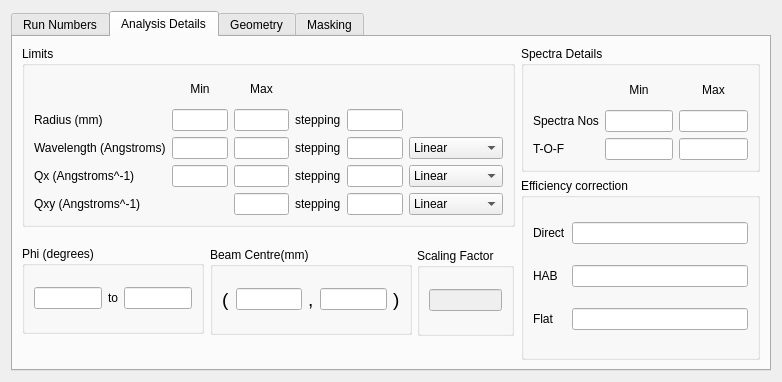
Qt form Code/qtiplot/MantidQt/CustomInterfaces/inc/SANSRunWindow.ui (mantidproject/mantid) before a commit.
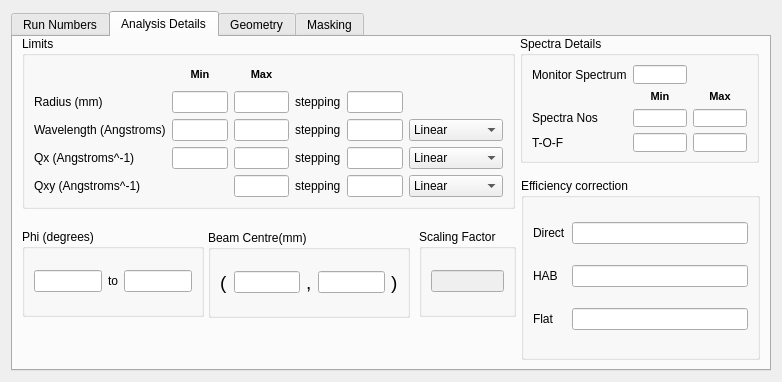
The same form after that commit. The open tabs and pages were chosen to show the change.

Commit message: Further changes to SANS GUI for SANS2D. Re #636

The edit to the form file:
```diff
--- a/Code/qtiplot/MantidQt/CustomInterfaces/inc/SANSRunWindow.ui
+++ b/Code/qtiplot/MantidQt/CustomInterfaces/inc/SANSRunWindow.ui
@@ -925,9 +925,9 @@
        <property name="geometry" >
         <rect>
          <x>9</x>
-         <y>9</y>
+         <y>-1</y>
          <width>493</width>
-         <height>181</height>
+         <height>173</height>
         </rect>
        </property>
        <property name="title" >
@@ -1006,7 +1006,11 @@
         <item row="0" column="3" >
          <widget class="QLabel" name="label_23" >
           <property name="text" >
-           <string>Max</string>
+           <string>&lt;!DOCTYPE HTML PUBLIC "-//W3C//DTD HTML 4.0//EN" "http://www.w3.org/TR/REC-html40/strict.dtd">
+&lt;html>&lt;head>&lt;meta name="qrichtext" content="1" />&lt;style type="text/css">
+p, li { white-space: pre-wrap; }
+&lt;/style>&lt;/head>&lt;body style=" font-family:'MS Shell Dlg 2'; font-size:8.25pt; font-weight:400; font-style:normal;">
+&lt;p style=" margin-top:0px; margin-bottom:0px; margin-left:0px; margin-right:0px; -qt-block-indent:0; text-indent:0px;">&lt;span style=" font-size:8pt; font-weight:600;">Max&lt;/span>&lt;/p>&lt;/body>&lt;/html></string>
           </property>
           <property name="alignment" >
            <set>Qt::AlignCenter</set>
@@ -1107,7 +1111,11 @@
         <item row="0" column="1" >
          <widget class="QLabel" name="label_13" >
           <property name="text" >
-           <string>Min</string>
+           <string>&lt;!DOCTYPE HTML PUBLIC "-//W3C//DTD HTML 4.0//EN" "http://www.w3.org/TR/REC-html40/strict.dtd">
+&lt;html>&lt;head>&lt;meta name="qrichtext" content="1" />&lt;style type="text/css">
+p, li { white-space: pre-wrap; }
+&lt;/style>&lt;/head>&lt;body style=" font-family:'MS Shell Dlg 2'; font-size:8.25pt; font-weight:400; font-style:normal;">
+&lt;p style=" margin-top:0px; margin-bottom:0px; margin-left:0px; margin-right:0px; -qt-block-indent:0; text-indent:0px;">&lt;span style=" font-size:8pt; font-weight:600;">Min&lt;/span>&lt;/p>&lt;/body>&lt;/html></string>
           </property>
           <property name="alignment" >
            <set>Qt::AlignCenter</set>
@@ -1119,62 +1127,80 @@
       <widget class="QGroupBox" name="groupBox_5" >
        <property name="geometry" >
         <rect>
-         <x>508</x>
-         <y>9</y>
+         <x>507</x>
+         <y>-1</y>
          <width>239</width>
-         <height>126</height>
+         <height>127</height>
         </rect>
        </property>
        <property name="title" >
         <string>Spectra Details</string>
        </property>
        <layout class="QGridLayout" name="gridLayout_3" >
-        <item row="1" column="1" >
+        <item row="2" column="1" >
          <widget class="QLineEdit" name="spec_min" />
         </item>
-        <item row="0" column="1" >
+        <item row="1" column="1" >
          <widget class="QLabel" name="label_5" >
           <property name="text" >
-           <string>Min</string>
+           <string>&lt;!DOCTYPE HTML PUBLIC "-//W3C//DTD HTML 4.0//EN" "http://www.w3.org/TR/REC-html40/strict.dtd">
+&lt;html>&lt;head>&lt;meta name="qrichtext" content="1" />&lt;style type="text/css">
+p, li { white-space: pre-wrap; }
+&lt;/style>&lt;/head>&lt;body style=" font-family:'MS Shell Dlg 2'; font-size:8.25pt; font-weight:400; font-style:normal;">
+&lt;p style=" margin-top:0px; margin-bottom:0px; margin-left:0px; margin-right:0px; -qt-block-indent:0; text-indent:0px;">&lt;span style=" font-size:8pt; font-weight:600;">Min&lt;/span>&lt;/p>&lt;/body>&lt;/html></string>
           </property>
           <property name="alignment" >
            <set>Qt::AlignCenter</set>
           </property>
          </widget>
         </item>
-        <item row="0" column="2" >
+        <item row="1" column="2" >
          <widget class="QLabel" name="label_9" >
           <property name="text" >
-           <string>Max</string>
+           <string>&lt;!DOCTYPE HTML PUBLIC "-//W3C//DTD HTML 4.0//EN" "http://www.w3.org/TR/REC-html40/strict.dtd">
+&lt;html>&lt;head>&lt;meta name="qrichtext" content="1" />&lt;style type="text/css">
+p, li { white-space: pre-wrap; }
+&lt;/style>&lt;/head>&lt;body style=" font-family:'MS Shell Dlg 2'; font-size:8.25pt; font-weight:400; font-style:normal;">
+&lt;p style=" margin-top:0px; margin-bottom:0px; margin-left:0px; margin-right:0px; -qt-block-indent:0; text-indent:0px;">&lt;span style=" font-size:8pt; font-weight:600;">Max&lt;/span>&lt;/p>&lt;/body>&lt;/html></string>
           </property>
           <property name="alignment" >
            <set>Qt::AlignCenter</set>
           </property>
          </widget>
         </item>
-        <item row="1" column="2" >
+        <item row="2" column="2" >
          <widget class="QLineEdit" name="spec_max" />
         </item>
-        <item row="1" column="0" >
+        <item row="2" column="0" >
          <widget class="QLabel" name="label_22" >
           <property name="text" >
            <string>Spectra Nos</string>
           </property>
          </widget>
         </item>
-        <item row="2" column="0" >
+        <item row="3" column="0" >
          <widget class="QLabel" name="label_24" >
           <property name="text" >
            <string>T-O-F</string>
           </property>
          </widget>
         </item>
-        <item row="2" column="1" >
+        <item row="3" column="1" >
          <widget class="QLineEdit" name="tof_min" />
         </item>
-        <item row="2" column="2" >
+        <item row="3" column="2" >
          <widget class="QLineEdit" name="tof_max" />
         </item>
+        <item row="0" column="0" >
+         <widget class="QLabel" name="label_41" >
+          <property name="text" >
+           <string>Monitor Spectrum</string>
+          </property>
+         </widget>
+        </item>
+        <item row="0" column="1" >
+         <widget class="QLineEdit" name="monitor_spec" />
+        </item>
        </layout>
       </widget>
       <widget class="QGroupBox" name="groupBox_6" >
@@ -1225,8 +1251,8 @@
       <widget class="QGroupBox" name="groupBox_7" >
        <property name="geometry" >
         <rect>
-         <x>197</x>
-         <y>210</y>
+         <x>195</x>
+         <y>193</y>
          <width>202</width>
          <height>88</height>
         </rect>
@@ -1290,7 +1316,7 @@
        <property name="geometry" >
         <rect>
          <x>9</x>
-         <y>209</y>
+         <y>192</y>
          <width>182</width>
          <height>88</height>
         </rect>
@@ -1317,8 +1343,8 @@
       <widget class="QGroupBox" name="groupBox_9" >
        <property name="geometry" >
         <rect>
-         <x>404</x>
-         <y>211</y>
+         <x>406</x>
+         <y>192</y>
          <width>97</width>
          <height>88</height>
         </rect>
```
Left out of the diff: 78 changed lines with no effect on the pictures. The commit also changes 5 other files.
